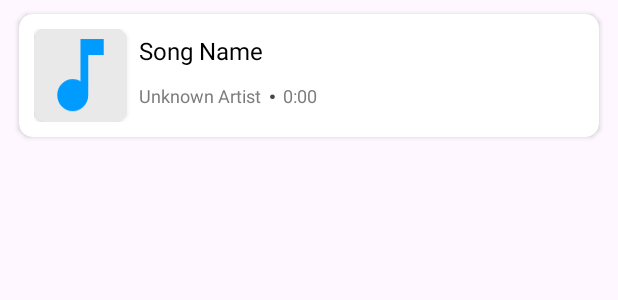
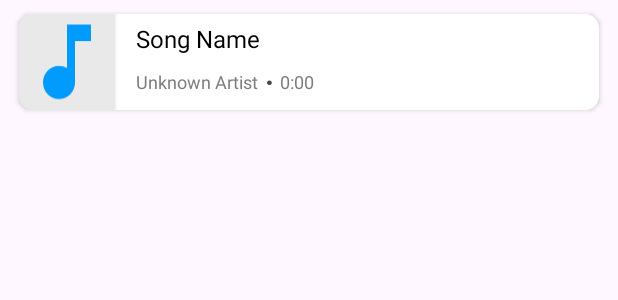
Before and after one commit to ricky40kr/Muzic, an Android app: the layout song_row.xml on its own in the app's theme, with its tools: preview values and no code run, on a phone screen of 412 x 824 dp. Shown: the top 300 px of the screen. Run offline under Robolectric (Android 15) with nearby library versions, the phone set to English and light mode, and no system bars.

Commit message:
Version 1.0

```diff
--- a/app/src/main/res/layout/activity_main.xml
+++ b/app/src/main/res/layout/activity_main.xml
@@ -22,7 +22,7 @@
             android:layout_width="50dp"
             android:layout_height="50dp"
             android:contentDescription="@string/app_logo"
-            android:padding="8dp"
+            android:padding="10dp"
             android:layout_gravity="center"
             android:src="@drawable/muzic_logo_transparent" />
 
@@ -30,7 +30,7 @@
             android:layout_width="wrap_content"
             android:layout_height="wrap_content"
             android:text="@string/muzic"
-            android:textSize="22sp"/>
+            android:textSize="18sp"/>
     </LinearLayout>
 
     <ScrollView
--- a/app/src/main/res/layout/activity_splash.xml
+++ b/app/src/main/res/layout/activity_splash.xml
@@ -8,8 +8,8 @@
 
     <com.airbnb.lottie.LottieAnimationView
         android:id="@+id/lottie_music_anime"
-        android:layout_width="280dp"
-        android:layout_height="280dp"
+        android:layout_width="180dp"
+        android:layout_height="180dp"
         app:layout_constraintBottom_toBottomOf="parent"
         app:layout_constraintEnd_toEndOf="parent"
         app:layout_constraintStart_toStartOf="parent"
--- a/app/src/main/res/layout/song_row.xml
+++ b/app/src/main/res/layout/song_row.xml
@@ -17,13 +17,11 @@
             android:id="@+id/llRow"
             android:layout_width="match_parent"
             android:layout_height="match_parent"
-            android:layout_gravity="center"
-            android:padding="10dp">
+            android:layout_gravity="center">
 
             <androidx.cardview.widget.CardView
-                android:layout_width="62dp"
-                android:layout_height="62dp"
-                app:cardCornerRadius="8dp">
+                android:layout_width="64dp"
+                android:layout_height="64dp">
 
                 <ImageView
                     android:id="@+id/song_logo"
@@ -41,7 +39,7 @@
                 android:layout_height="wrap_content"
                 android:orientation="vertical"
                 android:layout_gravity="center"
-                android:layout_marginHorizontal="8dp">
+                android:layout_marginHorizontal="14dp">
                 <TextView
                     android:layout_width="match_parent"
                     android:layout_height="wrap_content"
@@ -55,7 +53,7 @@
                 <LinearLayout
                     android:layout_width="wrap_content"
                     android:layout_height="wrap_content"
-                    android:layout_marginTop="5dp"
+                    android:layout_marginTop="4dp"
                     android:gravity="center_vertical">
 
                     <TextView
```
